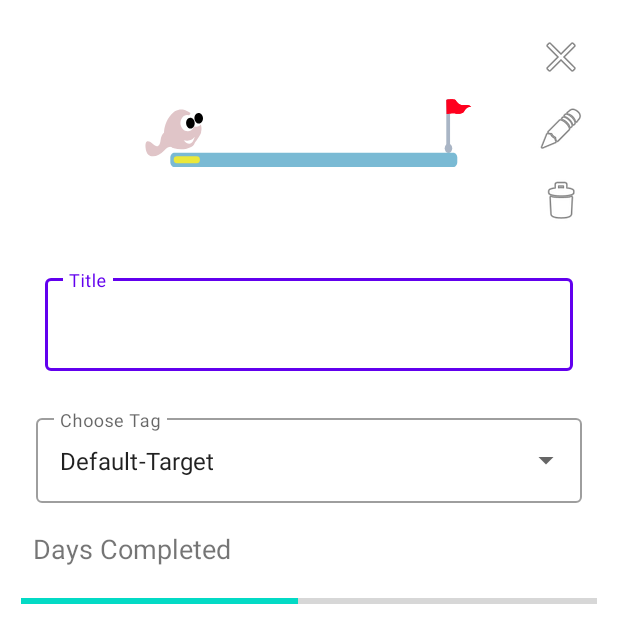
After one commit to Sarthak1812/TasksAndHabits, an Android app: the layout fragment_manage_habits_dialog.xml on its own in the app's theme, with its tools: preview values and no code run, on a phone screen of 412 x 824 dp. The commit adds this screen. Shown: the top 643 px of the screen. Run offline under Robolectric (Android 15) with nearby library versions, the phone set to English and light mode, and no system bars.

Commit message:
manage habits dialog

```diff
--- a/app/src/main/java/com/example/taskshabits/fragment/ManageHabitsDialogFragment.kt
+++ b/app/src/main/java/com/example/taskshabits/fragment/ManageHabitsDialogFragment.kt
@@ -12,6 +12,8 @@ import com.airbnb.lottie.LottieAnimationView
 import com.example.taskshabits.R
 import com.example.taskshabits.util.HabitsViewModel
 
+
+// Updating, deleting habit fragment
 class ManageHabitsDialogFragment : DialogFragment(){
 
     private lateinit var mHabitsViewModel: HabitsViewModel
@@ -30,7 +32,7 @@ class ManageHabitsDialogFragment : DialogFragment(){
         container: ViewGroup?,
         savedInstanceState: Bundle?
     ): View? {
-        val rootView = inflater.inflate(R.layout.fragment_habits_dialog, container, false)
+        val rootView = inflater.inflate(R.layout.fragment_manage_habits_dialog, container, false)
 
         // init view components
         initViews(rootView)
@@ -66,10 +68,10 @@ class ManageHabitsDialogFragment : DialogFragment(){
 
     private fun initViews(rootView: View) {
         titleEt = rootView.findViewById(R.id.et_habits_title)
-        daysCompletedCountEt = rootView.findViewById(R.id.et_habits_days_compl_count)
+        daysCompletedCountEt = rootView.findViewById(R.id.et_habits_days_max_count)
         tagAnimLottie = rootView.findViewById(R.id.lottie_anim_view_tag)
         autoCompleteTagsTv = rootView.findViewById(R.id.autoComplete_tags)
-        doneDialogBtn = rootView.findViewById(R.id.btn_habit_dialog_done)
+        doneDialogBtn = rootView.findViewById(R.id.btn_habit_dialog_add)
         doneDialogTV = rootView.findViewById(R.id.tv_habit_dialog_done)
         closeDialogIB = rootView.findViewById(R.id.btn_habit_dialog_close)
         doneContainerLL = rootView.findViewById(R.id.ll_habit_done_container)
--- /dev/null
+++ b/app/src/main/res/layout/fragment_manage_habits_dialog.xml
@@ -0,0 +1,165 @@
+<?xml version="1.0" encoding="utf-8"?>
+<RelativeLayout
+    xmlns:android="http://schemas.android.com/apk/res/android"
+    android:layout_width="match_parent"
+    android:layout_height="wrap_content"
+    android:padding="14dp"
+    xmlns:app="http://schemas.android.com/apk/res-auto">
+
+    <!-- Linear Layout for the close/cross, update, delete button -->
+    <LinearLayout
+        android:id="@+id/ll_Habits_dialog_close"
+        android:layout_width="wrap_content"
+        android:layout_height="wrap_content"
+        android:layout_alignParentEnd="true"
+        android:layout_alignParentTop="true"
+        android:orientation="vertical">
+
+        <ImageButton
+            android:id="@+id/btn_habit_dialog_close"
+            android:layout_width="48dp"
+            android:layout_height="48dp"
+            android:background="@null"
+            android:src="@android:drawable/ic_menu_close_clear_cancel"
+            android:contentDescription="Cross/Close/Clear Cross Habit ImageButton" />
+
+        <ImageButton
+            android:id="@+id/btn_habit_dialog_update"
+            android:layout_width="48dp"
+            android:layout_height="48dp"
+            android:background="@null"
+            android:src="@android:drawable/ic_menu_edit"
+            android:contentDescription="Update Habit ImageButton" />
+
+        <ImageButton
+            android:id="@+id/btn_habit_dialog_delete"
+            android:layout_width="48dp"
+            android:layout_height="48dp"
+            android:background="@null"
+            android:src="@android:drawable/ic_menu_delete"
+            android:contentDescription="Delete Habit ImageButton" />
+
+    </LinearLayout>
+
+
+
+
+    <LinearLayout
+        android:id="@+id/ll_habit_dialog_main"
+        android:layout_width="350dp"
+        android:layout_height="wrap_content"
+        android:layout_alignParentTop="true"
+        android:layout_alignParentStart="true"
+        android:layout_alignParentEnd="true"
+        android:orientation="vertical">
+
+        <com.airbnb.lottie.LottieAnimationView
+            android:id="@+id/lottie_anim_view_tag"
+            android:layout_width="match_parent"
+            android:layout_height="150dp"
+            app:lottie_rawRes="@raw/tag_default_target"
+            app:lottie_autoPlay="true"
+            app:lottie_loop="true"/>
+
+
+        <com.google.android.material.textfield.TextInputLayout
+            android:id="@+id/et_habits_title"
+            android:layout_width="match_parent"
+            android:layout_height="wrap_content"
+            android:padding="4dp"
+            android:layout_margin="12dp"
+            android:gravity="center"
+            android:hint="Title"
+            style="@style/Widget.MaterialComponents.TextInputLayout.OutlinedBox">
+            <com.google.android.material.textfield.TextInputEditText
+                android:layout_width="match_parent"
+                android:layout_height="wrap_content"
+                android:textSize="20sp"/>
+        </com.google.android.material.textfield.TextInputLayout>
+
+
+        <com.google.android.material.textfield.TextInputLayout
+            android:id="@+id/dropdown_menu_habits_tag"
+            android:layout_width="match_parent"
+            android:layout_height="wrap_content"
+            android:layout_margin="10dp"
+            android:hint="Choose Tag"
+            style="@style/Widget.MaterialComponents.TextInputLayout.OutlinedBox.ExposedDropdownMenu">
+
+            <AutoCompleteTextView
+                android:id="@+id/autoComplete_tags"
+                android:layout_width="match_parent"
+                android:layout_height="match_parent"
+                android:layout_weight="1"
+                android:inputType="none"
+                android:text="Default-Target"/>
+
+        </com.google.android.material.textfield.TextInputLayout>
+
+
+        <LinearLayout
+            android:layout_width="match_parent"
+            android:layout_height="wrap_content"
+            android:orientation="horizontal"
+            android:layout_margin="4dp">
+
+            <TextView
+                android:layout_width="wrap_content"
+                android:layout_height="wrap_content"
+                android:layout_margin="4dp"
+                android:layout_gravity="center"
+                android:text="Days Completed "
+                android:textSize="18sp"/>
+
+            <TextView
+                android:id="@+id/et_habits_days_Completed"
+                android:layout_width="wrap_content"
+                android:layout_height="wrap_content"
+                android:layout_margin="4dp"
+                android:layout_gravity="center"
+                android:text=""
+                android:textStyle="bold"
+                android:textSize="18sp"/>
+
+
+        </LinearLayout>
+
+        <ProgressBar
+            android:id="@+id/progress_habit_days"
+            android:layout_width="match_parent"
+            android:layout_height="30dp"
+            style="@style/Widget.AppCompat.ProgressBar.Horizontal"
+            android:progress="48"/>
+
+
+        <LinearLayout
+            android:id="@+id/ll_habit_done_container"
+            android:layout_width="match_parent"
+            android:layout_height="wrap_content"
+            android:gravity="center"
+            android:orientation="vertical">
+
+            <Button
+                android:id="@+id/btn_habit_dialog_add"
+                android:layout_width="wrap_content"
+                android:layout_height="wrap_content"
+                android:layout_gravity="center"
+                android:text="Done 😎"
+                android:visibility="gone"/>
+
+            <TextView
+                android:id="@+id/tv_habit_dialog_done"
+                android:layout_width="wrap_content"
+                android:layout_height="wrap_content"
+                android:layout_gravity="center"
+                style="@style/Widget.MaterialComponents.Button.OutlinedButton"
+                android:text="Completed, \nSee You Tomorrow!! 👋🏼 "
+                android:visibility="gone"/>
+
+        </LinearLayout>
+
+
+
+    </LinearLayout>
+
+</RelativeLayout>
```
